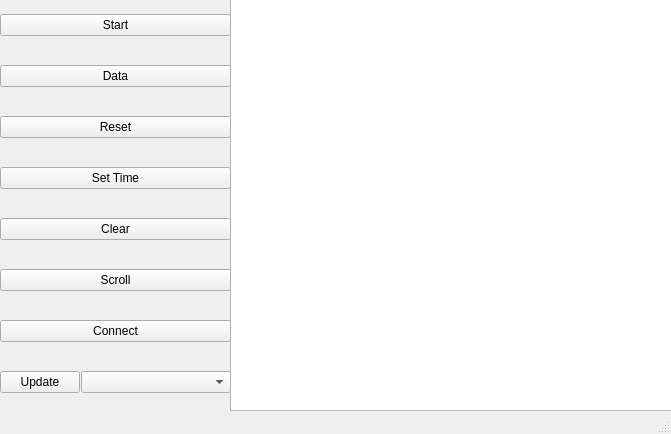
Qt form up/FloatUp/mainwindow.ui (igorek-murrom/Float) before a commit.
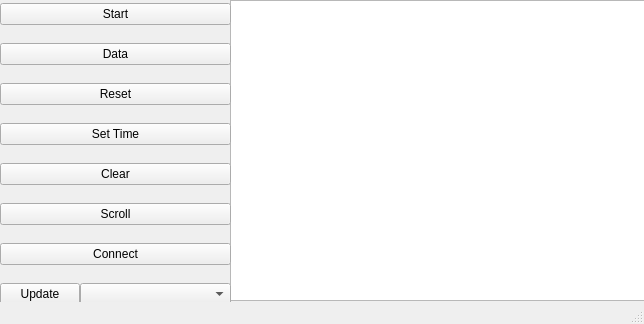
The same form after that commit.

Patch:
```diff
--- a/up/FloatUp/mainwindow.ui
+++ b/up/FloatUp/mainwindow.ui
@@ -6,8 +6,8 @@
    <rect>
     <x>0</x>
     <y>0</y>
-    <width>671</width>
-    <height>434</height>
+    <width>644</width>
+    <height>324</height>
    </rect>
   </property>
   <property name="windowTitle">
@@ -18,9 +18,9 @@
     <property name="geometry">
      <rect>
       <x>230</x>
-      <y>-10</y>
+      <y>0</y>
       <width>451</width>
-      <height>421</height>
+      <height>301</height>
      </rect>
     </property>
     <property name="batchSize">
@@ -33,7 +33,7 @@
       <x>0</x>
       <y>0</y>
       <width>231</width>
-      <height>411</height>
+      <height>309</height>
      </rect>
     </property>
     <layout class="QVBoxLayout" name="Panel">
@@ -92,7 +92,7 @@
      <item>
       <layout class="QHBoxLayout" name="horizontalLayout" stretch="1,5">
        <property name="spacing">
-        <number>1</number>
+        <number>0</number>
        </property>
        <item>
         <widget class="QPushButton" name="updateButton">
```
Left out of the diff: 4 changed lines with no effect on the pictures.
